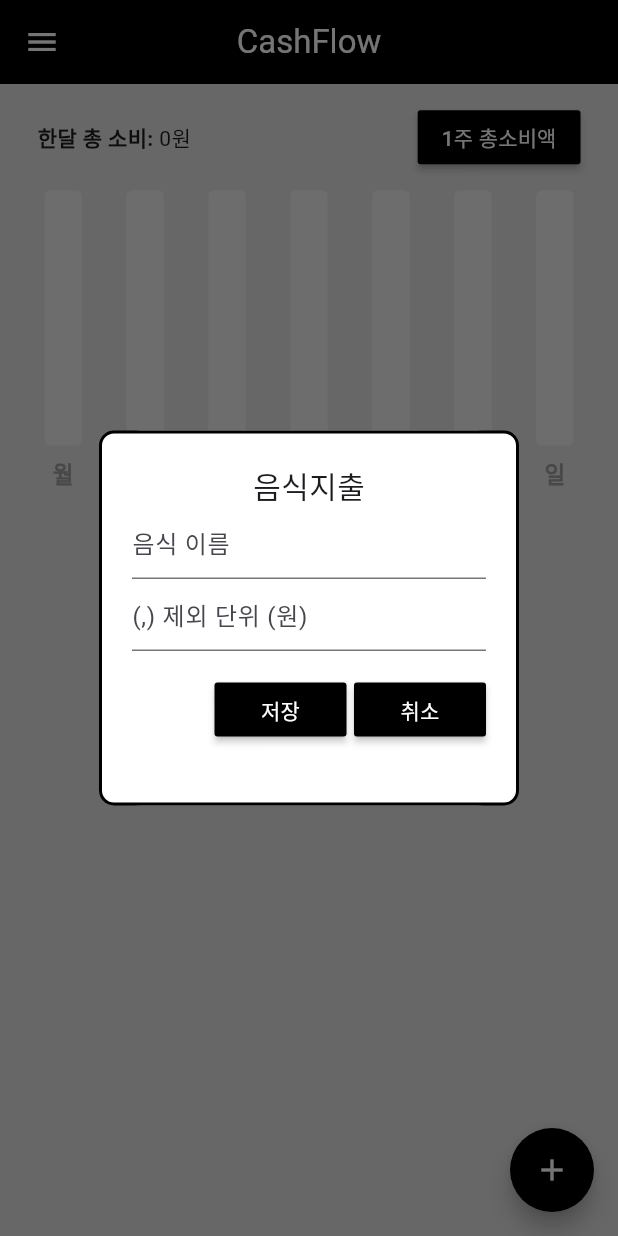
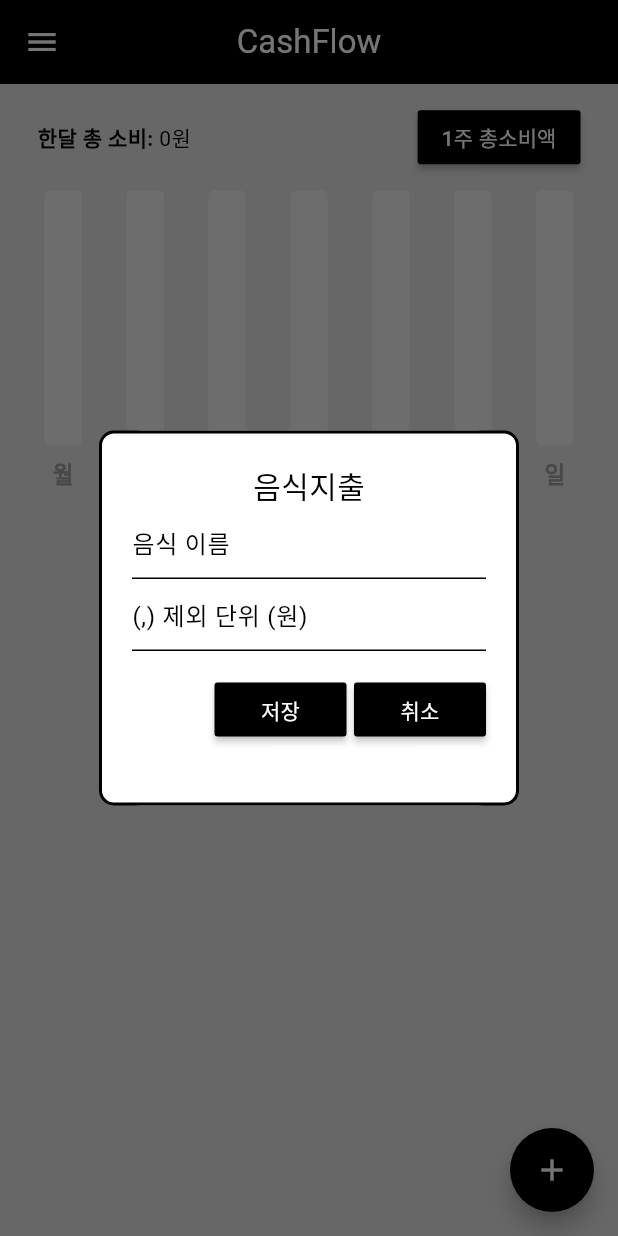
Before and after one commit to bwhy0315/ChashFlow, a Flutter app: the screen it shows after launch, after a tap on "1달 총소비액", after a tap on the "add" icon, on a phone screen of 412 x 824 dp. Run offline on Flutter 3.47's test engine with Material 3 defaults, Android fonts, the phone set to English and light mode, and no system bars; drawn by our look-alikes of fl_chart; our stand-ins replace flutter_slidable, hive_flutter, velocity_x; accounts and stored records are empty.

Commit message:
테마 파일 추가

```diff
--- a/lib/components/expense_tile.dart
+++ b/lib/components/expense_tile.dart
@@ -33,7 +33,11 @@
       ),
       child: ListTile(
         title: name.text.size(17).make().pOnly(bottom: 5),
-        subtitle: '${dateTime.year} / ${dateTime.month} / ${dateTime.day}'.text.make(),
+        subtitle: '${dateTime.year} / ${dateTime.month} / ${dateTime.day}'.text.textStyle(
+          TextStyle(
+            color: Theme.of(context).colorScheme.background
+          )
+        ).make(),
         trailing: '${f.format(int.parse(amount))}원'.text.size(15).make(),
       ).p(5),
     );
--- a/lib/main.dart
+++ b/lib/main.dart
@@ -1,3 +1,5 @@
+import 'package:expence_tracker/theme/theme.dart';
+import 'package:expence_tracker/theme/theme_provider.dart';
 import 'package:flutter/material.dart';
 import 'package:flutter/services.dart';
 import 'package:hive_flutter/hive_flutter.dart';
@@ -16,20 +18,30 @@
   await Hive.initFlutter();
   await Hive.openBox("expense_db");
 
-  runApp(const MyApp());
+  runApp(
+    MultiProvider(
+      providers: [
+        ChangeNotifierProvider(
+          create: (context) => ExpenseData(),
+        ),
+        ChangeNotifierProvider(
+          create: (context) => ThemeProvider(),
+        ),
+      ],
+      child: MyApp(),
+    ),
+  );
 }
 
 class MyApp extends StatelessWidget {
   const MyApp({super.key});
-
   @override
   Widget build(BuildContext context) {
-    return ChangeNotifierProvider(
-      create: (context) => ExpenseData(),
-      builder: (context, child) => const MaterialApp(
-        debugShowCheckedModeBanner: false,
-        home: HomeScreen(),
-      ),
+    var themeProvider = Provider.of<ThemeProvider>(context, listen: false);
+    return MaterialApp(
+      debugShowCheckedModeBanner: false,
+      theme: themeProvider.themeData,
+      home: HomeScreen(),
     );
   }
 }
--- a/lib/screen/s_home.dart
+++ b/lib/screen/s_home.dart
@@ -69,7 +69,10 @@
           shape: CircleBorder(),
           backgroundColor: Colors.black,
           onPressed: addNewExpense,
-          child:const  Icon(Icons.add,color: Colors.white,),
+          child:const  Icon(
+            Icons.add,
+            color: Colors.white
+            ),
         ),
         appBar: AppBar(
           title: 'CashFlow'.text.white.make(),
--- /dev/null
+++ b/lib/theme/theme.dart
@@ -0,0 +1,17 @@
+import 'package:flutter/material.dart';
+
+ThemeData lightMode = ThemeData(
+  brightness:  Brightness.light,
+  colorScheme: const ColorScheme.light(
+    background: Colors.white70,
+    primary: Colors.white
+  )
+);
+
+ThemeData darkMode = ThemeData(
+  brightness: Brightness.dark,
+  colorScheme: const ColorScheme.dark(
+    background: Colors.black,
+    primary: Color.fromARGB(255, 41, 41, 41)
+  )
+);
--- /dev/null
+++ b/lib/theme/theme_provider.dart
@@ -0,0 +1,23 @@
+import 'package:expence_tracker/theme/theme.dart';
+import 'package:flutter/material.dart';
+
+class ThemeProvider with ChangeNotifier {
+  ThemeData _themeData = lightMode;
+
+  ThemeData get themeData => _themeData;
+
+  bool get isDarkMode => _themeData == darkMode;
+
+  set themeData(ThemeData themeData) {
+    _themeData = themeData;
+    notifyListeners();
+  }
+
+  void toggleTheme() {
+    if (_themeData == lightMode) {
+      themeData = darkMode;
+    } else {
+      themeData = lightMode;
+    }
+  }
+}
```
Also changed, not shown: lib/theme/dark_mode.dart (deleted), lib/theme/white_mode.dart (deleted).
